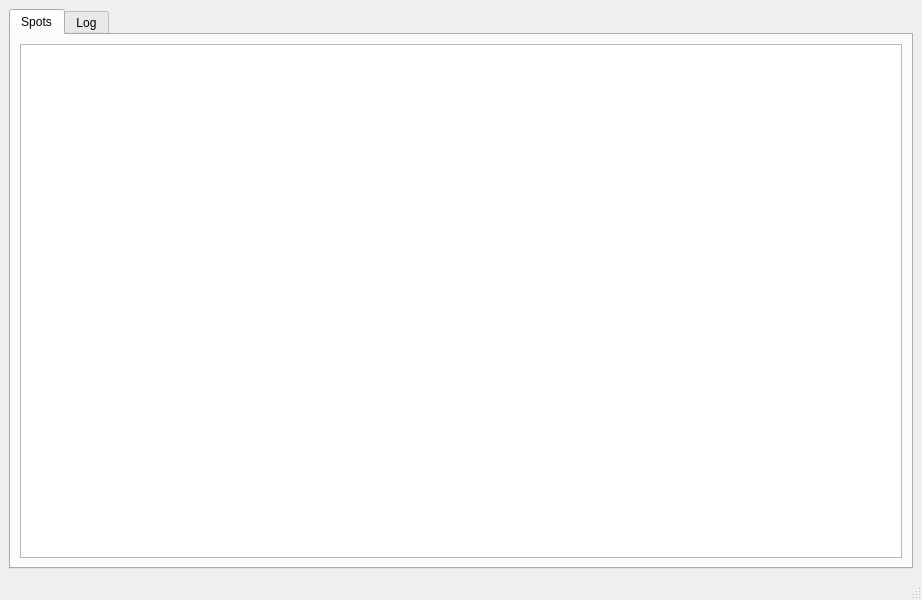
Above: mainwindow.ui from eloranta/HamVibe before the change. Below: the same form after it.
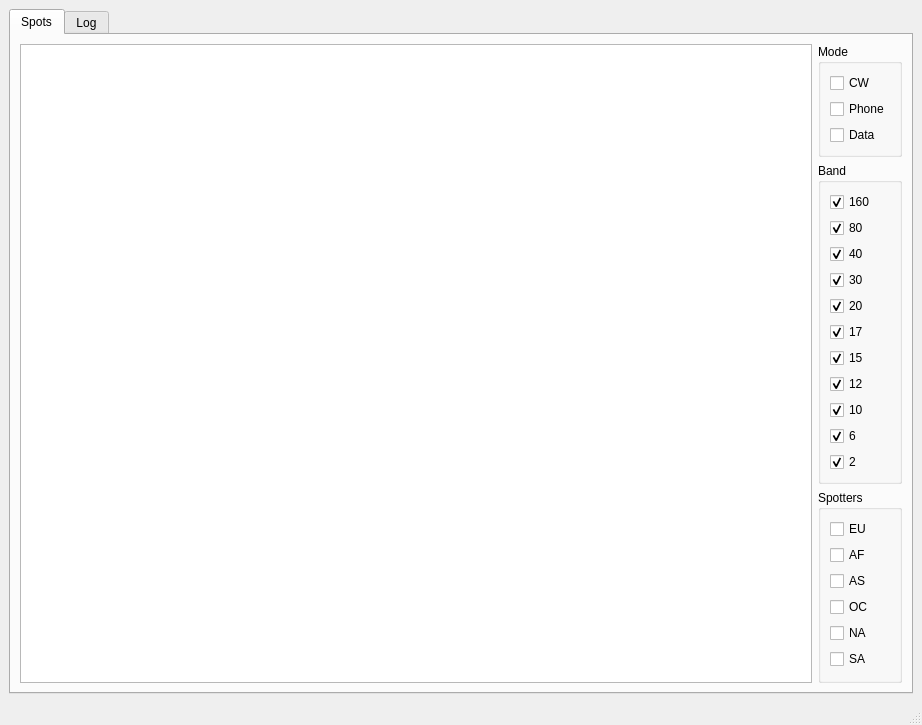
That is the form after the change.

Commit message: add filtering of spots based on band selectiom

```diff
--- a/mainwindow.ui
+++ b/mainwindow.ui
@@ -25,7 +25,7 @@
         <string>Spots</string>
        </attribute>
        <layout class="QGridLayout" name="gridLayout_2">
-        <item row="0" column="0">
+        <item row="0" column="0" rowspan="3">
          <widget class="QTableView" name="spotView">
           <attribute name="horizontalHeaderStretchLastSection">
            <bool>true</bool>
@@ -38,6 +38,219 @@
           </attribute>
          </widget>
         </item>
+        <item row="0" column="1">
+         <widget class="QGroupBox" name="groupBox_2">
+          <property name="title">
+           <string>Mode</string>
+          </property>
+          <layout class="QVBoxLayout" name="verticalLayout_2">
+           <item>
+            <widget class="QCheckBox" name="checkBoxCW">
+             <property name="text">
+              <string>CW</string>
+             </property>
+            </widget>
+           </item>
+           <item>
+            <widget class="QCheckBox" name="checkBoxPhone">
+             <property name="text">
+              <string>Phone</string>
+             </property>
+            </widget>
+           </item>
+           <item>
+            <widget class="QCheckBox" name="checkBoxDigi">
+             <property name="text">
+              <string>Data</string>
+             </property>
+            </widget>
+           </item>
+          </layout>
+         </widget>
+        </item>
+        <item row="1" column="1">
+         <widget class="QGroupBox" name="groupBox_3">
+          <property name="title">
+           <string>Band</string>
+          </property>
+          <layout class="QVBoxLayout" name="verticalLayout_3">
+           <item>
+            <widget class="QCheckBox" name="checkBox160">
+             <property name="text">
+              <string>160</string>
+             </property>
+             <property name="checked">
+              <bool>true</bool>
+             </property>
+            </widget>
+           </item>
+           <item>
+            <widget class="QCheckBox" name="checkBox80">
+             <property name="text">
+              <string>80</string>
+             </property>
+             <property name="checked">
+              <bool>true</bool>
+             </property>
+            </widget>
+           </item>
+           <item>
+            <widget class="QCheckBox" name="checkBox40">
+             <property name="text">
+              <string>40</string>
+             </property>
+             <property name="checked">
+              <bool>true</bool>
+             </property>
+            </widget>
+           </item>
+           <item>
+            <widget class="QCheckBox" name="checkBox30">
+             <property name="text">
+              <string>30</string>
+             </property>
+             <property name="checked">
+              <bool>true</bool>
+             </property>
+            </widget>
+           </item>
+           <item>
+            <widget class="QCheckBox" name="checkBox20">
+             <property name="text">
+              <string>20</string>
+             </property>
+             <property name="checked">
+              <bool>true</bool>
+             </property>
+            </widget>
+           </item>
+           <item>
+            <widget class="QCheckBox" name="checkBox17">
+             <property name="text">
+              <string>17</string>
+             </property>
+             <property name="checked">
+              <bool>true</bool>
+             </property>
+            </widget>
+           </item>
+           <item>
+            <widget class="QCheckBox" name="checkBox15">
+             <property name="text">
+              <string>15</string>
+             </property>
+             <property name="checked">
+              <bool>true</bool>
+             </property>
+            </widget>
+           </item>
+           <item>
+            <widget class="QCheckBox" name="checkBox12">
+             <property name="text">
+              <string>12</string>
+             </property>
+             <property name="checked">
+              <bool>true</bool>
+             </property>
+            </widget>
+           </item>
+           <item>
+            <widget class="QCheckBox" name="checkBox10">
+             <property name="text">
+              <string>10</string>
+             </property>
+             <property name="checked">
+              <bool>true</bool>
+             </property>
+            </widget>
+           </item>
+           <item>
+            <widget class="QCheckBox" name="checkBox6">
+             <property name="text">
+              <string>6</string>
+             </property>
+             <property name="checked">
+              <bool>true</bool>
+             </property>
+            </widget>
+           </item>
+           <item>
+            <widget class="QCheckBox" name="checkBox2">
+             <property name="text">
+              <string>2</string>
+             </property>
+             <property name="checked">
+              <bool>true</bool>
+             </property>
+            </widget>
+           </item>
+          </layout>
+         </widget>
+        </item>
+        <item row="2" column="1">
+         <widget class="QGroupBox" name="groupBox">
+          <property name="title">
+           <string>Spotters</string>
+          </property>
+          <layout class="QVBoxLayout" name="verticalLayout">
+           <item>
+            <widget class="QCheckBox" name="checkBoxEU">
+             <property name="text">
+              <string>EU</string>
+             </property>
+            </widget>
+           </item>
+           <item>
+            <widget class="QCheckBox" name="checkBoxAF">
+             <property name="text">
+              <string>AF</string>
+             </property>
+            </widget>
+           </item>
+           <item>
+            <widget class="QCheckBox" name="checkBoxAS">
+             <property name="text">
+              <string>AS</string>
+             </property>
+            </widget>
+           </item>
+           <item>
+            <widget class="QCheckBox" name="checkBoxOC">
+             <property name="text">
+              <string>OC</string>
+             </property>
+            </widget>
+           </item>
+           <item>
+            <widget class="QCheckBox" name="checkBoxNA">
+             <property name="text">
+              <string>NA</string>
+             </property>
+            </widget>
+           </item>
+           <item>
+            <widget class="QCheckBox" name="checkBoxSA">
+             <property name="text">
+              <string>SA</string>
+             </property>
+            </widget>
+           </item>
+           <item>
+            <spacer name="verticalSpacer">
+             <property name="orientation">
+              <enum>Qt::Vertical</enum>
+             </property>
+             <property name="sizeHint" stdset="0">
+              <size>
+               <width>20</width>
+               <height>40</height>
+              </size>
+             </property>
+            </spacer>
+           </item>
+          </layout>
+         </widget>
+        </item>
        </layout>
       </widget>
       <widget class="QWidget" name="Log">
```
The commit also changes 1 other file.
